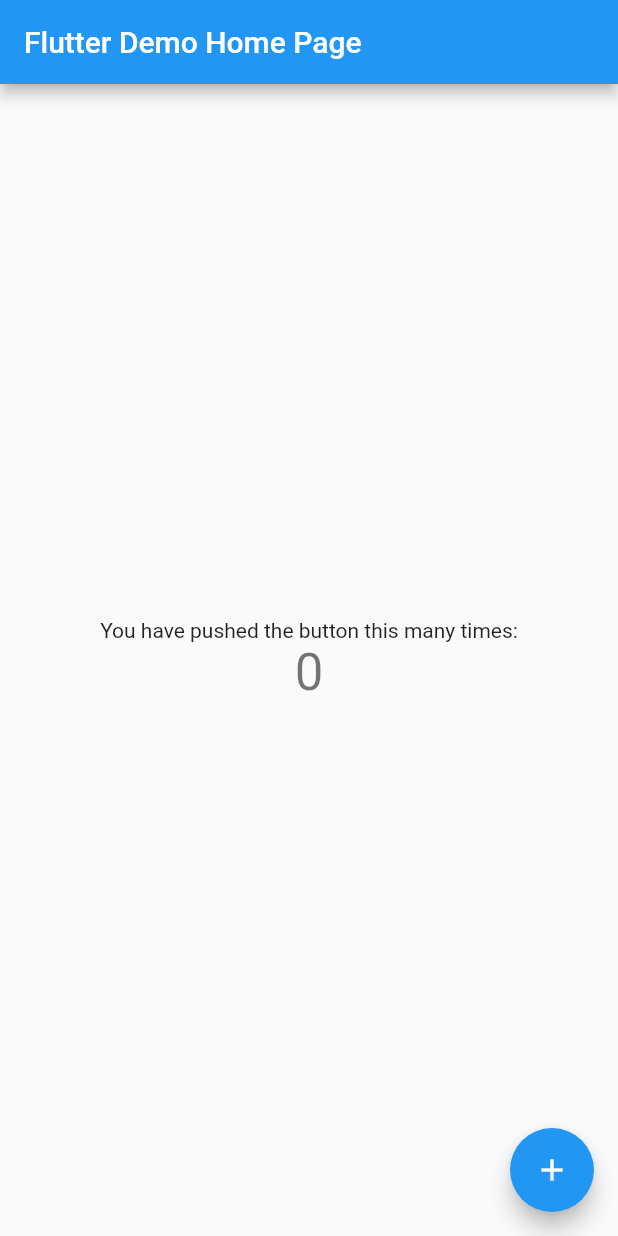
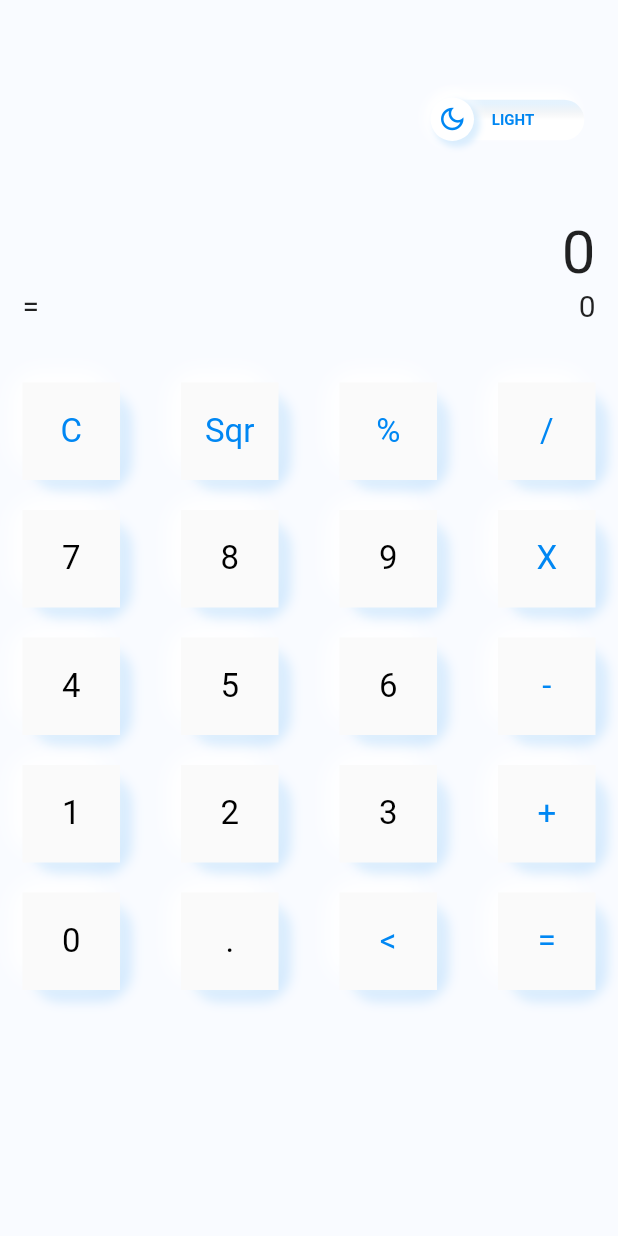
Before and after one commit to Gullraiz/simple_calculator, a Flutter app: the screen it shows after launch, on a phone screen of 412 x 824 dp. Run offline on Flutter 3.47's test engine with Material 2 defaults, Android fonts, the phone set to English and light mode, and no system bars; missing offline and left inert: function_tree.

Commit message:
bet completed

```diff
--- a/lib/main.dart
+++ b/lib/main.dart
@@ -1,113 +1,34 @@
+import 'package:flutter/cupertino.dart';
 import 'package:flutter/material.dart';
+import 'package:simple_calculator/main_screen.dart';
+import 'package:simple_calculator/widgets/custom_theme.dart';
 
 void main() {
   runApp(MyApp());
 }
 
-class MyApp extends StatelessWidget {
-  // This widget is the root of your application.
+class MyApp extends StatefulWidget {
   @override
-  Widget build(BuildContext context) {
-    return MaterialApp(
-      title: 'Flutter Demo',
-      theme: ThemeData(
-        // This is the theme of your application.
-        //
-        // Try running your application with "flutter run". You'll see the
-        // application has a blue toolbar. Then, without quitting the app, try
-        // changing the primarySwatch below to Colors.green and then invoke
-        // "hot reload" (press "r" in the console where you ran "flutter run",
-        // or simply save your changes to "hot reload" in a Flutter IDE).
-        // Notice that the counter didn't reset back to zero; the application
-        // is not restarted.
-        primarySwatch: Colors.blue,
-      ),
-      home: MyHomePage(title: 'Flutter Demo Home Page'),
-    );
-  }
+  State<MyApp> createState() => MyAppState();
 }
 
-class MyHomePage extends StatefulWidget {
-  MyHomePage({Key? key, required this.title}) : super(key: key);
-
-  // This widget is the home page of your application. It is stateful, meaning
-  // that it has a State object (defined below) that contains fields that affect
-  // how it looks.
-
-  // This class is the configuration for the state. It holds the values (in this
-  // case the title) provided by the parent (in this case the App widget) and
-  // used by the build method of the State. Fields in a Widget subclass are
-  // always marked "final".
-
-  final String title;
-
-  @override
-  _MyHomePageState createState() => _MyHomePageState();
-}
-
-class _MyHomePageState extends State<MyHomePage> {
-  int _counter = 0;
-
-  void _incrementCounter() {
-    setState(() {
-      // This call to setState tells the Flutter framework that something has
-      // changed in this State, which causes it to rerun the build method below
-      // so that the display can reflect the updated values. If we changed
-      // _counter without calling setState(), then the build method would not be
-      // called again, and so nothing would appear to happen.
-      _counter++;
-    });
-  }
+class MyAppState extends State<MyApp> {
+  static final ValueNotifier<ThemeMode> themeNotifier =
+      ValueNotifier(ThemeMode.light);
 
   @override
   Widget build(BuildContext context) {
-    // This method is rerun every time setState is called, for instance as done
-    // by the _incrementCounter method above.
-    //
-    // The Flutter framework has been optimized to make rerunning build methods
-    // fast, so that you can just rebuild anything that needs updating rather
-    // than having to individually change instances of widgets.
-    return Scaffold(
-      appBar: AppBar(
-        // Here we take the value from the MyHomePage object that was created by
-        // the App.build method, and use it to set our appbar title.
-        title: Text(widget.title),
-      ),
-      body: Center(
-        // Center is a layout widget. It takes a single child and positions it
-        // in the middle of the parent.
-        child: Column(
-          // Column is also a layout widget. It takes a list of children and
-          // arranges them vertically. By default, it sizes itself to fit its
-          // children horizontally, and tries to be as tall as its parent.
-          //
-          // Invoke "debug painting" (press "p" in the console, choose the
-          // "Toggle Debug Paint" action from the Flutter Inspector in Android
-          // Studio, or the "Toggle Debug Paint" command in Visual Studio Code)
-          // to see the wireframe for each widget.
-          //
-          // Column has various properties to control how it sizes itself and
-          // how it positions its children. Here we use mainAxisAlignment to
-          // center the children vertically; the main axis here is the vertical
-          // axis because Columns are vertical (the cross axis would be
-          // horizontal).
-          mainAxisAlignment: MainAxisAlignment.center,
-          children: <Widget>[
-            Text(
-              'You have pushed the button this many times:',
-            ),
-            Text(
-              '$_counter',
-              style: Theme.of(context).textTheme.headline4,
-            ),
-          ],
-        ),
-      ),
-      floatingActionButton: FloatingActionButton(
-        onPressed: _incrementCounter,
-        tooltip: 'Increment',
-        child: Icon(Icons.add),
-      ), // This trailing comma makes auto-formatting nicer for build methods.
-    );
+    return ValueListenableBuilder<ThemeMode>(
+        valueListenable: themeNotifier,
+        builder: (_, ThemeMode currentMode, __) {
+          return MaterialApp(
+            debugShowCheckedModeBanner: false,
+            title: "Calculator",
+            theme: CustomTheme.lightTheme,
+            darkTheme: CustomTheme.darkTheme,
+            themeMode: currentMode,
+            home: HomeScreen(),
+          );
+        });
   }
 }
--- /dev/null
+++ b/lib/main_screen.dart
@@ -0,0 +1,256 @@
+import 'package:flutter/material.dart';
+import 'package:function_tree/function_tree.dart';
+import 'package:simple_calculator/widgets/custom_theme.dart';
+
+import './widgets/keypad.dart';
+import 'main.dart';
+import 'models/my_colors.dart';
+
+class HomeScreen extends StatefulWidget {
+  @override
+  _HomeScreenState createState() => _HomeScreenState();
+}
+
+class _HomeScreenState extends State<HomeScreen> {
+  List<String> _typedQuestionList = [""];
+  String _typedQuestionString = "0";
+  String _answerString = "0";
+  double _toggleButtonPosition = 0;
+  String _toggleText = "LIGHT";
+
+  bool isInteger(num value) {
+    return value is int;
+  }
+
+  String listToString() {
+    return _typedQuestionList.fold("", (prev, element) => "$prev$element");
+  }
+
+  void _onButtonPressed(String value) {
+    _typedQuestionList.add(value);
+    setState(() {
+      _typedQuestionString = listToString();
+    });
+  }
+
+  void _calculateAnswer(bool isSqrButtonPressed) {
+    var calculatedAnswer = _typedQuestionString.interpret();
+    var calculatedAnswerDecimalPart =
+        int.parse(calculatedAnswer.toString().split(".")[1]);
+
+    if (calculatedAnswerDecimalPart == 0) {
+      print(calculatedAnswer);
+      setState(() {
+        if (isSqrButtonPressed) {
+          _answerString =
+              (calculatedAnswer * calculatedAnswer).toStringAsFixed(0);
+        } else {
+          _answerString = calculatedAnswer.toStringAsFixed(0);
+        }
+      });
+    } else {
+      print(calculatedAnswer);
+      setState(() {
+        _answerString = calculatedAnswer.toString();
+      });
+    }
+  }
+
+  void _onBackButtonPressed() {
+    setState(() {
+      _typedQuestionList.removeLast();
+      _typedQuestionString = listToString();
+    });
+  }
+
+  void _clearAll() {
+    setState(() {
+      _typedQuestionList = [];
+      _typedQuestionString = "0";
+      _answerString = "0";
+    });
+  }
+
+  void _onThemeModeButtonPressed() {
+    setState(() {
+      if (_toggleButtonPosition == 0) {
+        _toggleButtonPosition = 80;
+        _toggleText = "LIGHT";
+      } else {
+        _toggleButtonPosition = 0;
+        _toggleText = "DARK";
+      }
+    });
+    MyAppState.themeNotifier.value =
+        MyAppState.themeNotifier.value == ThemeMode.light
+            ? ThemeMode.dark
+            : ThemeMode.light;
+  }
+
+  @override
+  Widget build(BuildContext context) {
+    return Scaffold(
+      body: Container(
+        padding: EdgeInsets.all(15),
+        width: double.infinity,
+        child: Column(
+          crossAxisAlignment: CrossAxisAlignment.end,
+          children: <Widget>[
+            SizedBox(
+              height: 40,
+            ),
+            InkWell(
+              onTap: _onThemeModeButtonPressed,
+              child: AnimatedContainer(
+                duration: Duration(milliseconds: 700),
+                curve: Curves.fastOutSlowIn,
+                height: 50,
+                width: 110,
+                // color: Colors.green,
+                child: Stack(alignment: Alignment.center, children: <Widget>[
+                  Container(
+                    height: 50,
+                    width: 110,
+                    padding: EdgeInsets.symmetric(vertical: 8),
+                    // color: Colors.red,
+                  ),
+                  Container(
+                    padding: EdgeInsets.only(left: 0),
+                    height: 27,
+                    width: 95,
+                    decoration: BoxDecoration(
+                      borderRadius: BorderRadius.circular(30),
+                      color: CustomTheme().dynamicColor(
+                          context, MyColors.myWhite, MyColors.myGrey),
+                      boxShadow: [
+                        BoxShadow(
+                          color: CustomTheme().dynamicColor(
+                              context,
+                              MyColors.myWhite,
+                              MyColors.myGrey.withOpacity(0.3)),
+                          spreadRadius: 1,
+                          blurRadius: 5,
+                          offset: Offset(-5, -5),
+                        ),
+                      ],
+                    ),
+                    child: Center(
+                      child: Text(
+                        _toggleText,
+                        style: TextStyle(
+                            color: CustomTheme().dynamicColor(
+                                context, MyColors.myBlue, MyColors.myWhite),
+                            fontSize: 10,
+                            fontWeight: FontWeight.bold),
+                      ),
+                    ),
+                  ),
+                  Container(
+                    height: 27,
+                    width: 95,
+                    decoration: BoxDecoration(
+                      borderRadius: BorderRadius.circular(30),
+                      gradient: LinearGradient(
+                          colors: [
+                            CustomTheme().dynamicColor(
+                                context,
+                                MyColors.myBlue.withOpacity(0.1),
+                                MyColors.myBlack.withOpacity(0.3)),
+                            Colors.transparent,
+                          ],
+                          begin: Alignment.topCenter,
+                          end: Alignment.center,
+                          stops: [0.2, 1],
+                          tileMode: TileMode.clamp),
+                    ),
+                  ),
+                  Positioned(
+                    bottom: 7,
+                    left: _toggleButtonPosition,
+                    child: Stack(
+                      children: <Widget>[
+                        AnimatedContainer(
+                          duration: Duration(milliseconds: 400),
+                          height: 33,
+                          width: 33,
+                          decoration: BoxDecoration(boxShadow: [
+                            BoxShadow(
+                              color: CustomTheme().dynamicColor(
+                                  context,
+                                  MyColors.myWhite,
+                                  MyColors.myGrey.withOpacity(0.5)),
+                              spreadRadius: 1,
+                              blurRadius: 5,
+                              offset: Offset(-3, -3),
+                            ),
+                          ], borderRadius: BorderRadius.circular(20)),
+                        ),
+                        Container(
+                          height: 29,
+                          width: 29,
+                          decoration: BoxDecoration(
+                              color: MyColors.myWhite,
+                              boxShadow: [
+                                BoxShadow(
+                                  color: CustomTheme().dynamicColor(
+                                      context,
+                                      MyColors.myBlue.withOpacity(0.14),
+                                      MyColors.myGrey.withOpacity(0.14)),
+                                  spreadRadius: 1,
+                                  blurRadius: 3,
+                                  offset: Offset(3, 3),
+                                ),
+                              ],
+                              borderRadius: BorderRadius.circular(20)),
+                          child: Icon(
+                            Icons.dark_mode_outlined,
+                            size: 20,
+                            color: CustomTheme().dynamicColor(
+                                context, MyColors.myBlue, MyColors.myGrey),
+                          ),
+                        ),
+                      ],
+                    ),
+                  ),
+                ]),
+              ),
+            ),
+            SizedBox(
+              height: 40,
+            ),
+            Text(
+              _answerString,
+              style: TextStyle(fontSize: 40),
+            ),
+            Row(
+              mainAxisAlignment: MainAxisAlignment.spaceBetween,
+              children: <Widget>[
+                Text(
+                  "=",
+                  style: TextStyle(
+                    fontSize: 20,
+                  ),
+                ),
+                Text(
+                  _typedQuestionString,
+                  style: TextStyle(
+                    fontSize: 20,
+                  ),
+                ),
+              ],
+            ),
+            SizedBox(
+              height: 40,
+            ),
+            KeyPad(
+              onButtonPressed: _onButtonPressed,
+              clearAll: _clearAll,
+              calculateAnswer: _calculateAnswer,
+              onBackButtonPressed: _onBackButtonPressed,
+            ),
+          ],
+        ),
+      ),
+    );
+  }
+}
--- /dev/null
+++ b/lib/models/my_colors.dart
@@ -0,0 +1,10 @@
+import 'package:flutter/cupertino.dart';
+
+class MyColors {
+  static var myBlue = Color(0xFF0087F3);
+  static var myDarkBlue = Color(0xFF374352);
+  static var myGrey = Color(0xFF8B9695);
+  static const myBlack = Color(0xFF000000);
+  static var myWhiteBlue = Color(0xFFF9FBFF);
+  static var myWhite = Color(0xFFFFFFFF);
+}
--- /dev/null
+++ b/lib/widgets/button.dart
@@ -0,0 +1,64 @@
+import 'package:flutter/material.dart';
+import 'package:simple_calculator/models/my_colors.dart';
+import 'package:simple_calculator/widgets/custom_theme.dart';
+
+class Button extends StatelessWidget {
+  final String buttonText;
+  final Color buttonColor;
+  final VoidCallback onButtonPress;
+
+  Button({
+    this.buttonText = "<",
+    this.buttonColor = Colors.black,
+    required this.onButtonPress,
+  });
+
+  @override
+  Widget build(BuildContext context) {
+    return Stack(
+      children: <Widget>[
+        Container(
+          height: 65,
+          width: 65,
+          decoration: BoxDecoration(boxShadow: [
+            BoxShadow(
+              color: CustomTheme()
+                  .dynamicColor(context, MyColors.myBlue, MyColors.myBlack)
+                  .withOpacity(0.14),
+              spreadRadius: 1,
+              blurRadius: 6,
+              offset: Offset(7, 7),
+            ),
+          ], borderRadius: BorderRadius.circular(20)),
+        ),
+        Container(
+          height: 65,
+          width: 65,
+          decoration: BoxDecoration(
+              // color: Theme.of(context).scaffoldBackgroundColor,
+              boxShadow: [
+                BoxShadow(
+                  color: CustomTheme().dynamicColor(context, MyColors.myWhite,
+                      MyColors.myWhite.withOpacity(0.08)),
+                  spreadRadius: 1,
+                  blurRadius: 10,
+                  offset: Offset(-7, -7),
+                ),
+              ], borderRadius: BorderRadius.circular(20)),
+          child: Material(
+            child: InkWell(
+              onTap: onButtonPress,
+              highlightColor: CustomTheme()
+                  .dynamicColor(context, MyColors.myBlue, MyColors.myGrey),
+              child: Center(
+                  child: Text(
+                buttonText,
+                style: TextStyle(fontSize: 22, color: buttonColor),
+              )),
+            ),
+          ),
+        ),
+      ],
+    );
+  }
+}
--- /dev/null
+++ b/lib/widgets/custom_theme.dart
@@ -0,0 +1,32 @@
+import 'package:flutter/material.dart';
+import 'package:simple_calculator/models/my_colors.dart';
+
+class CustomTheme {
+
+  Color dynamicColor(
+      BuildContext context, Color lightThemeColor, Color darkThemeColor) {
+    if (Theme.of(context).brightness == Brightness.light) {
+      return lightThemeColor;
+    } else if (Theme.of(context).brightness == Brightness.dark) {
+      return darkThemeColor;
+    } else {
+      return Colors.red;
+    }
+  }
+
+  static ThemeData get lightTheme {
+    return ThemeData(
+      brightness: Brightness.light,
+      primaryColor: MyColors.myBlue,
+      scaffoldBackgroundColor: MyColors.myWhiteBlue,
+    );
+  }
+
+  static ThemeData get darkTheme {
+    return ThemeData(
+      brightness: Brightness.dark,
+      primaryColor: MyColors.myGrey,
+      scaffoldBackgroundColor: MyColors.myDarkBlue,
+    );
+  }
+}
--- /dev/null
+++ b/lib/widgets/keypad.dart
@@ -0,0 +1,174 @@
+import 'package:flutter/material.dart';
+import 'package:simple_calculator/models/my_colors.dart';
+import '../widgets/button.dart';
+import 'custom_theme.dart';
+
+class KeyPad extends StatelessWidget {
+  final Function(String) onButtonPressed;
+  final VoidCallback clearAll;
+  final Function(bool) calculateAnswer;
+  final VoidCallback onBackButtonPressed;
+
+  KeyPad({
+    required this.onButtonPressed,
+    required this.clearAll,
+    required this.calculateAnswer,
+    required this.onBackButtonPressed,
+  });
+
+  @override
+  Widget build(BuildContext context) {
+    return Column(
+      mainAxisAlignment: MainAxisAlignment.spaceBetween,
+      children: <Widget>[
+        Row(
+          mainAxisAlignment: MainAxisAlignment.spaceBetween,
+          children: <Widget>[
+            Button(
+              buttonText: "C",
+              onButtonPress: clearAll,
+              buttonColor: Theme.of(context).primaryColor,
+            ),
+            Button(
+              buttonText: "Sqr",
+              onButtonPress: () => calculateAnswer(true),
+              buttonColor: Theme.of(context).primaryColor,
+            ),
+            Button(
+              buttonText: "%",
+              onButtonPress: () => onButtonPressed("%"),
+              buttonColor: Theme.of(context).primaryColor,
+            ),
+            Button(
+              buttonText: "/",
+              onButtonPress: () => onButtonPressed("/"),
+              buttonColor: Theme.of(context).primaryColor,
+            ),
+          ],
+        ),
+        SizedBox(
+          height: 20,
+        ),
+        Row(
+          mainAxisAlignment: MainAxisAlignment.spaceBetween,
+          children: <Widget>[
+            Button(
+              buttonText: "7",
+              onButtonPress: () => onButtonPressed("7"),
+              buttonColor: CustomTheme()
+                  .dynamicColor(context, MyColors.myBlack, MyColors.myWhite),
+            ),
+            Button(
+              buttonText: "8",
+              onButtonPress: () => onButtonPressed("8"),
+              buttonColor: CustomTheme()
+                  .dynamicColor(context, MyColors.myBlack, MyColors.myWhite),
+            ),
+            Button(
+              buttonText: "9",
+              onButtonPress: () => onButtonPressed("9"),
+              buttonColor: CustomTheme()
+                  .dynamicColor(context, MyColors.myBlack, MyColors.myWhite),
+            ),
+            Button(
+              buttonText: "X",
+              onButtonPress: () => onButtonPressed("*"),
+              buttonColor: Theme.of(context).primaryColor,
+            ),
+          ],
+        ),
+        SizedBox(
+          height: 20,
+        ),
+        Row(
+          mainAxisAlignment: MainAxisAlignment.spaceBetween,
+          children: <Widget>[
+            Button(
+              buttonText: "4",
+              onButtonPress: () => onButtonPressed("4"),
+              buttonColor: CustomTheme()
+                  .dynamicColor(context, MyColors.myBlack, MyColors.myWhite),
+            ),
+            Button(
+              buttonText: "5",
+              onButtonPress: () => onButtonPressed("5"),
+              buttonColor: CustomTheme()
+                  .dynamicColor(context, MyColors.myBlack, MyColors.myWhite),
+            ),
+            Button(
+              buttonText: "6",
+              onButtonPress: () => onButtonPressed("6"),
+              buttonColor: CustomTheme()
+                  .dynamicColor(context, MyColors.myBlack, MyColors.myWhite),
+            ),
+            Button(
+              buttonText: "-",
+              onButtonPress: () => onButtonPressed("-"),
+              buttonColor: Theme.of(context).primaryColor,
+            ),
+          ],
+        ),
+        SizedBox(
+          height: 20,
+        ),
+        Row(
+          mainAxisAlignment: MainAxisAlignment.spaceBetween,
+          children: <Widget>[
+            Button(
+              buttonText: "1",
+              onButtonPress: () => onButtonPressed("1"),
+              buttonColor: CustomTheme()
+                  .dynamicColor(context, MyColors.myBlack, MyColors.myWhite),
+            ),
+            Button(
+              buttonText: "2",
+              onButtonPress: () => onButtonPressed("2"),
+              buttonColor: CustomTheme()
+                  .dynamicColor(context, MyColors.myBlack, MyColors.myWhite),
+            ),
+            Button(
+              buttonText: "3",
+              onButtonPress: () => onButtonPressed("3"),
+              buttonColor: CustomTheme()
+                  .dynamicColor(context, MyColors.myBlack, MyColors.myWhite),
+            ),
+            Button(
+              buttonText: "+",
+              onButtonPress: () => onButtonPressed("+"),
+              buttonColor: Theme.of(context).primaryColor,
+            ),
+          ],
+        ),
+        SizedBox(
+          height: 20,
+        ),
+        Row(
+          mainAxisAlignment: MainAxisAlignment.spaceBetween,
+          children: <Widget>[
+            Button(
+              buttonText: "0",
+              onButtonPress: () => onButtonPressed("0"),
+              buttonColor: CustomTheme()
+                  .dynamicColor(context, MyColors.myBlack, MyColors.myWhite),
+            ),
+            Button(
+              buttonText: ".",
+              onButtonPress: () => onButtonPressed("."),
+              buttonColor: CustomTheme()
+                  .dynamicColor(context, MyColors.myBlack, MyColors.myWhite),
+            ),
+            Button(
+              onButtonPress: () => onBackButtonPressed(),
+              buttonColor: Theme.of(context).primaryColor,
+            ),
+            Button(
+              buttonText: "=",
+              onButtonPress: () => calculateAnswer(false),
+              buttonColor: Theme.of(context).primaryColor,
+            ),
+          ],
+        ),
+      ],
+    );
+  }
+}
--- a/pubspec.yaml
+++ b/pubspec.yaml
@@ -28,6 +28,9 @@ dependencies:
   # The following adds the Cupertino Icons font to your application.
   # Use with the CupertinoIcons class for iOS style icons.
   cupertino_icons: ^1.0.2
+  function_tree: ^0.8.12
+  toggle_switch: ^1.2.0
+  day_night_switcher: ^0.2.0+1
 
 dev_dependencies:
   flutter_test:
```
Also changed, not shown: analysis_options.yaml (added, +29 -0 lines), pubspec.lock, 3 other files.
